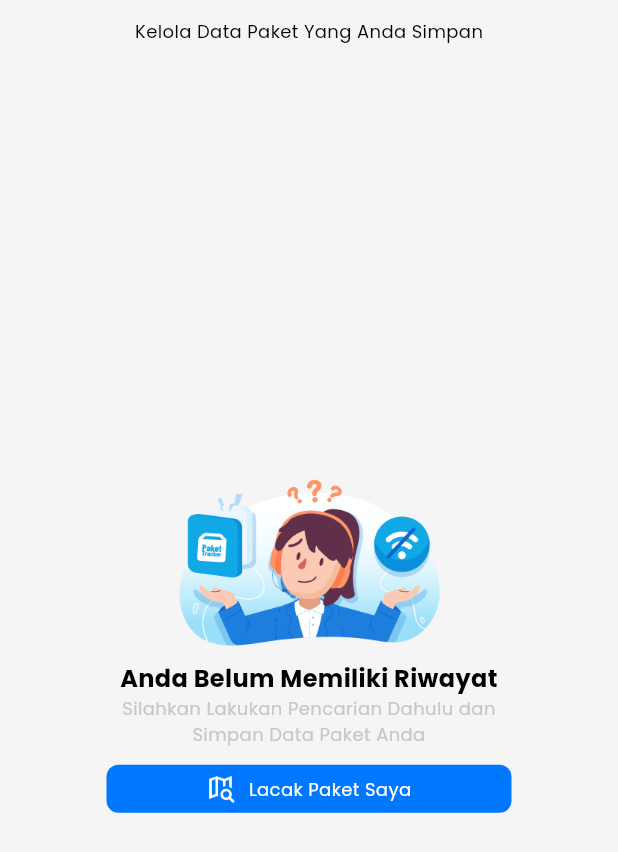
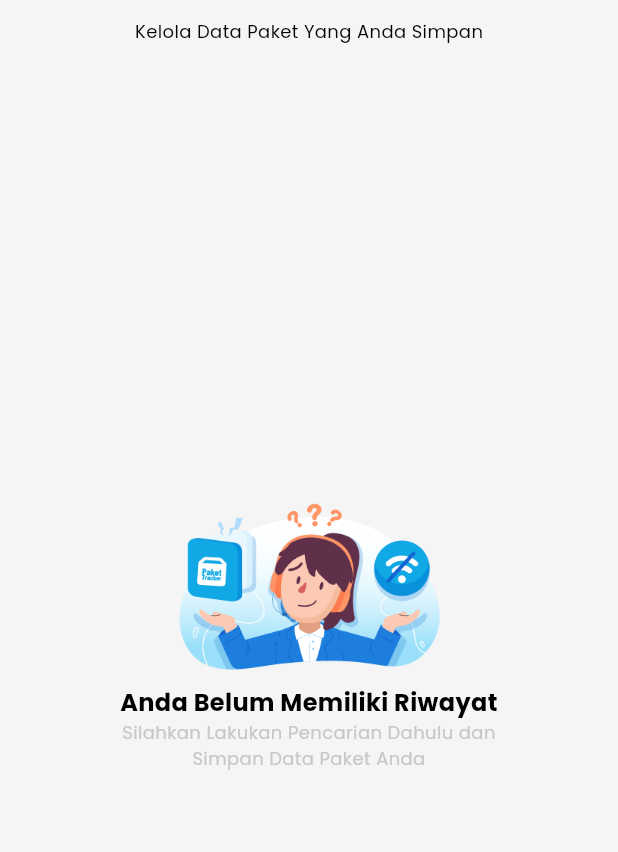
Before and after one commit to FarisAfra/Paket_Tracker, a Flutter app: the BookmarkPaket screen opened directly, on a phone screen of 412 x 824 dp. Shown: the top 852 px of the screen. Run offline on Flutter 3.47's test engine with Material 3 defaults, Android fonts, the phone set to English and light mode, and no system bars; our stand-ins replace card_loading, flutter_dotenv, google_fonts, image_picker, quickalert, shared_preferences and 2 more; accounts and stored records are empty.

Commit message:
Change State Comming Soon and Error Nodata Screen

```diff
--- a/lib/screens/widgets/errors/error_nodata_screen.dart
+++ b/lib/screens/widgets/errors/error_nodata_screen.dart
@@ -45,12 +45,12 @@ class ErrorNodataScreen extends StatelessWidget {
               style: AppFonts.poppinsRegular(
                   fontSize: 12, color: AppColors.AbuMuda)),
           AppSpacer.VerticalSpacerMedium,
-          PrimaryButton(
-            Icons: IconButton,
-            HintText: TextButton,
-            bgColor: AppColors.BiruPrimary,
-            handler: handler,
-          )
+          // PrimaryButton(
+          //   Icons: IconButton,
+          //   HintText: TextButton,
+          //   bgColor: AppColors.BiruPrimary,
+          //   handler: handler,
+          // )
         ],
       ),
     ));
```
Also changed, not shown: lib/screens/detail_profil.dart (+18 -1 lines), lib/screens/widgets/errors/comming_soon.dart (+7 -20 lines).
